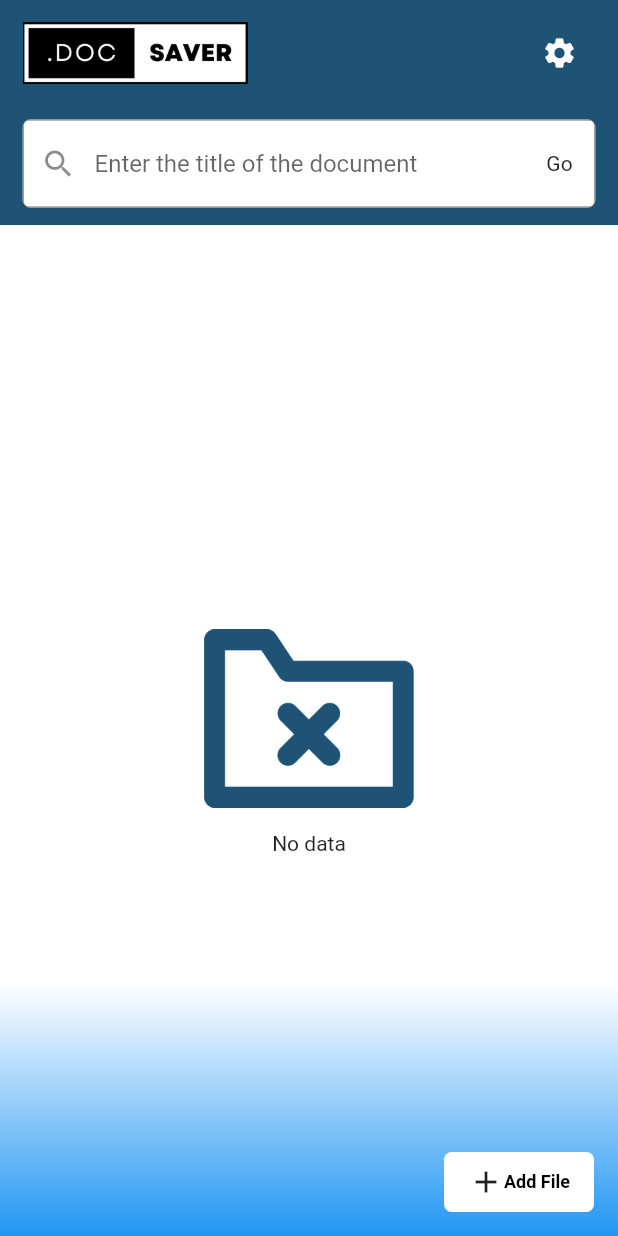
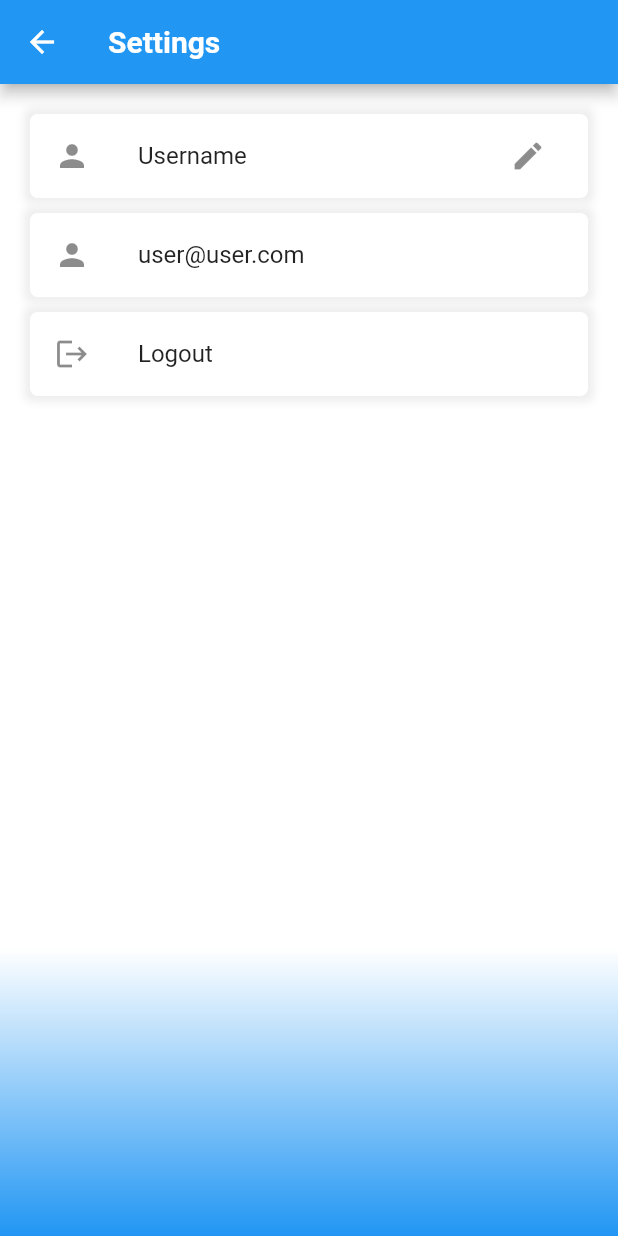
Before and after one commit to Devoro32/doc_saver_app_udemy, a Flutter app: the HomePage screen opened by its route, after a tap on the "settings" icon, on a phone screen of 412 x 824 dp. Run offline on Flutter 3.47's test engine with Material 2 defaults, Android fonts, the light colour scheme and no system bars; our stand-ins replace file_picker, firebase_auth, firebase_core, firebase_database, firebase_storage; missing offline and left inert: pdf_viewer_plugin; accounts and stored records are empty.

Commit message:
Setting screen UI

```diff
--- a/lib/main.dart
+++ b/lib/main.dart
@@ -5,6 +5,7 @@ import 'package:doc_saver_app/screens/add_document_screen.dart';
 import 'package:doc_saver_app/screens/authentication_screen.dart';
 import 'package:doc_saver_app/screens/document_view_screen.dart';
 import 'package:doc_saver_app/screens/home_screen.dart';
+import 'package:doc_saver_app/screens/settings_screen.dart';
 import 'package:flutter/material.dart';
 import 'package:firebase_core/firebase_core.dart';
 import 'package:provider/provider.dart';
@@ -56,6 +57,7 @@ class MyApp extends StatelessWidget {
           HomePage.routeName: (context) => const HomePage(),
           AddDocumentScreen.routeName: (context) => const AddDocumentScreen(),
           DocumentViewScreen.routeName: (context) => const DocumentViewScreen(),
+          SettingsScreen.routeName: (context) => const SettingsScreen(),
         },
       ),
     );
--- /dev/null
+++ b/lib/screens/settings_screen.dart
@@ -0,0 +1,39 @@
+import 'package:doc_saver_app/helper/size_box_helper.dart';
+import 'package:doc_saver_app/widgets/screen_background.dart';
+import 'package:doc_saver_app/widgets/settings_card.dart';
+import 'package:flutter/material.dart';
+
+class SettingsScreen extends StatelessWidget {
+  static String routeName = '/settingsScreen';
+  const SettingsScreen({super.key});
+
+  @override
+  Widget build(BuildContext context) {
+    return Scaffold(
+      appBar: AppBar(
+        title: Text('Settings'),
+      ),
+      body: ScreenBackgroundWidget(
+          child: Column(
+        children: [
+          SettingsCardWidget(
+            title: 'Username',
+            leadingIcon: Icons.person,
+            trailing: IconButton(
+              onPressed: () {},
+              icon: Icon(Icons.edit),
+            ),
+          ),
+          SettingsCardWidget(
+            title: 'user@user.com',
+            leadingIcon: Icons.person,
+          ),
+          SettingsCardWidget(
+            title: 'Logout',
+            leadingIcon: Icons.logout,
+          )
+        ],
+      )),
+    );
+  }
+}
--- a/lib/widgets/custom_home_app_bar.dart
+++ b/lib/widgets/custom_home_app_bar.dart
@@ -1,4 +1,5 @@
 import 'package:doc_saver_app/helper/size_box_helper.dart';
+import 'package:doc_saver_app/screens/settings_screen.dart';
 import 'package:doc_saver_app/widgets/custom_text_field.dart';
 import 'package:flutter/material.dart';
 
@@ -30,7 +31,10 @@ class CustomHomeAppBar extends StatelessWidget implements PreferredSizeWidget {
                       width: 150,
                     ),
                     IconButton(
-                      onPressed: () {},
+                      onPressed: () {
+                        Navigator.pushNamed(context, SettingsScreen.routeName);
+                        //  Navigator.of(context).pushNamed(SettingsScreen.routeName);
+                      },
                       icon: const Icon(Icons.settings),
                       color: Colors.white,
                     )
--- /dev/null
+++ b/lib/widgets/settings_card.dart
@@ -0,0 +1,37 @@
+// ignore_for_file: public_member_api_docs, sort_constructors_first
+import 'package:flutter/material.dart';
+
+class SettingsCardWidget extends StatelessWidget {
+  final String title;
+  final Widget? trailing;
+  final IconData leadingIcon;
+  const SettingsCardWidget({
+    Key? key,
+    required this.title,
+    this.trailing,
+    required this.leadingIcon,
+  }) : super(key: key);
+
+  @override
+  Widget build(BuildContext context) {
+    return Container(
+      margin: const EdgeInsets.only(bottom: 10),
+      decoration: BoxDecoration(
+        borderRadius: BorderRadius.circular(5),
+        color: Colors.white,
+        boxShadow: [
+          BoxShadow(
+            color: Colors.grey.shade200,
+            blurRadius: 4,
+            spreadRadius: 4,
+          ),
+        ],
+      ),
+      child: ListTile(
+        title: Text(title),
+        leading: Icon(leadingIcon),
+        trailing: trailing,
+      ),
+    );
+  }
+}
```
